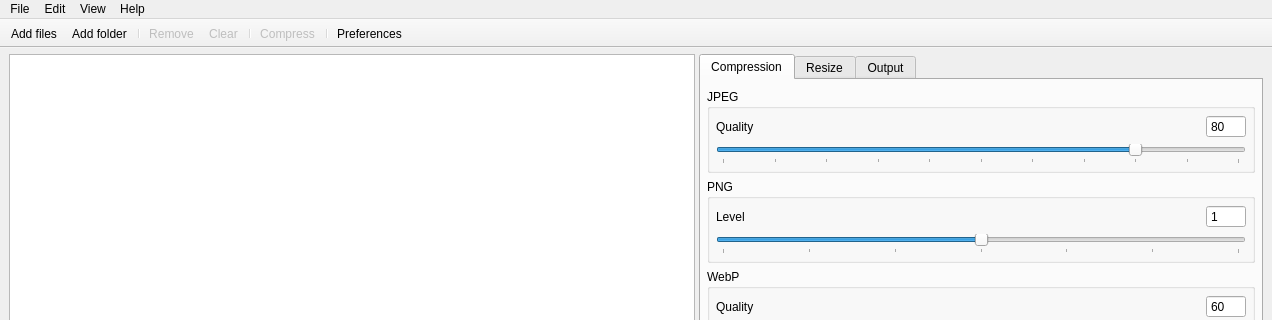
Qt form views/MainWindow.ui (Lymphatus/caesium-image-compressor) before a commit; both pictures show x 0 to 1272 and y 0 to 320 of the 1272 by 864 pixel window.
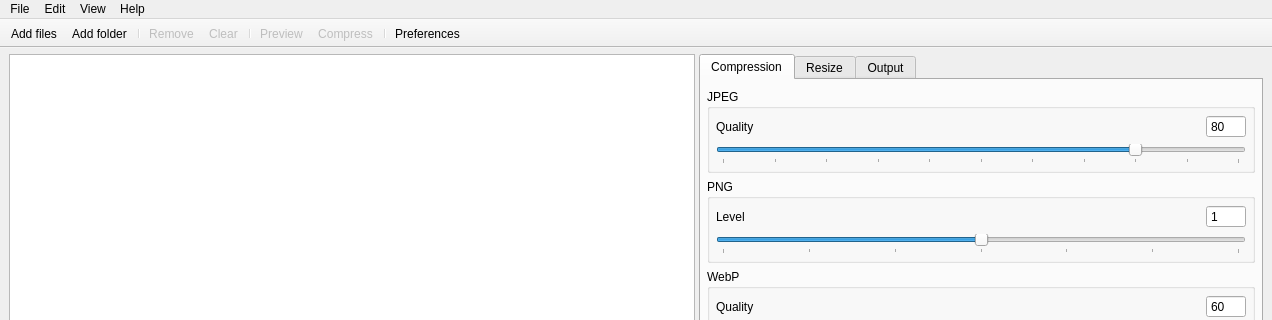
The same form after that commit. Icons and pictures are not drawn. Custom widgets are drawn as their Qt base class.

Commit message: Preview action

```diff
--- a/views/MainWindow.ui
+++ b/views/MainWindow.ui
@@ -1255,6 +1255,7 @@
    <addaction name="actionRemove"/>
    <addaction name="actionClear"/>
    <addaction name="separator"/>
+   <addaction name="actionPreview"/>
    <addaction name="actionCompress"/>
    <addaction name="separator"/>
    <addaction name="actionPreferences"/>
@@ -1431,6 +1432,18 @@
     <string>Auto preview</string>
    </property>
   </action>
+  <action name="actionPreview">
+   <property name="enabled">
+    <bool>false</bool>
+   </property>
+   <property name="icon">
+    <iconset resource="../resources/resources.qrc">
+     <normaloff>:/icons/ui/preview.svg</normaloff>:/icons/ui/preview.svg</iconset>
+   </property>
+   <property name="text">
+    <string>Preview</string>
+   </property>
+  </action>
  </widget>
  <customwidgets>
   <customwidget>
```
Left out of the diff: 2 changed lines with no effect on the pictures. The commit also changes 11 other files.
